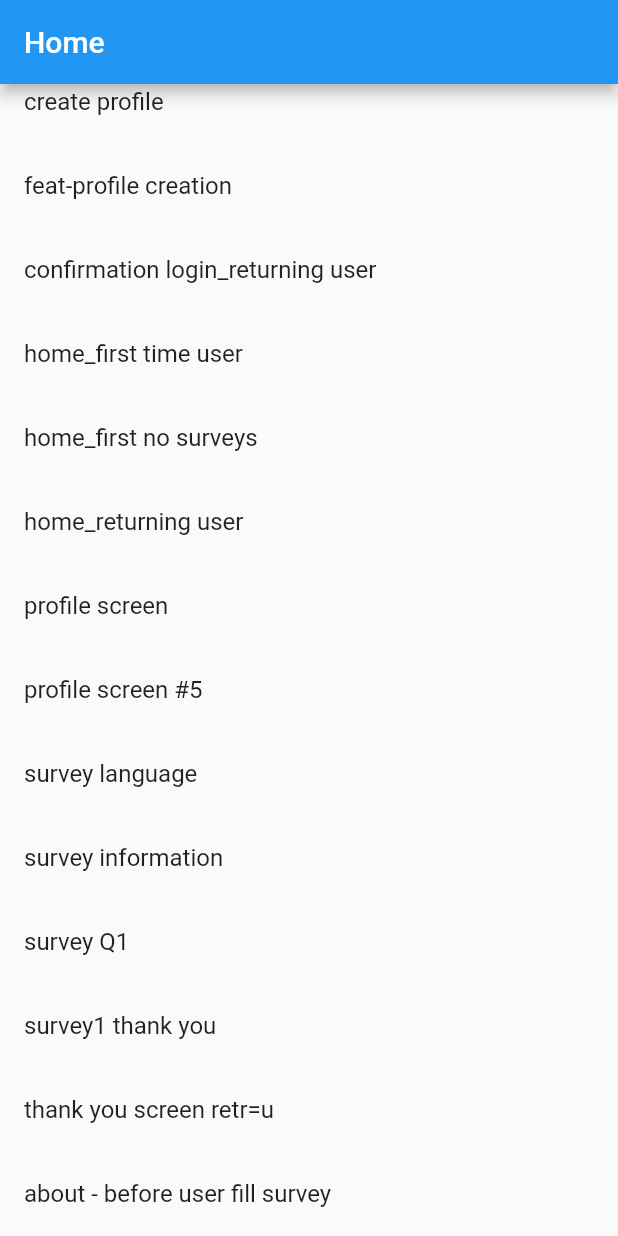
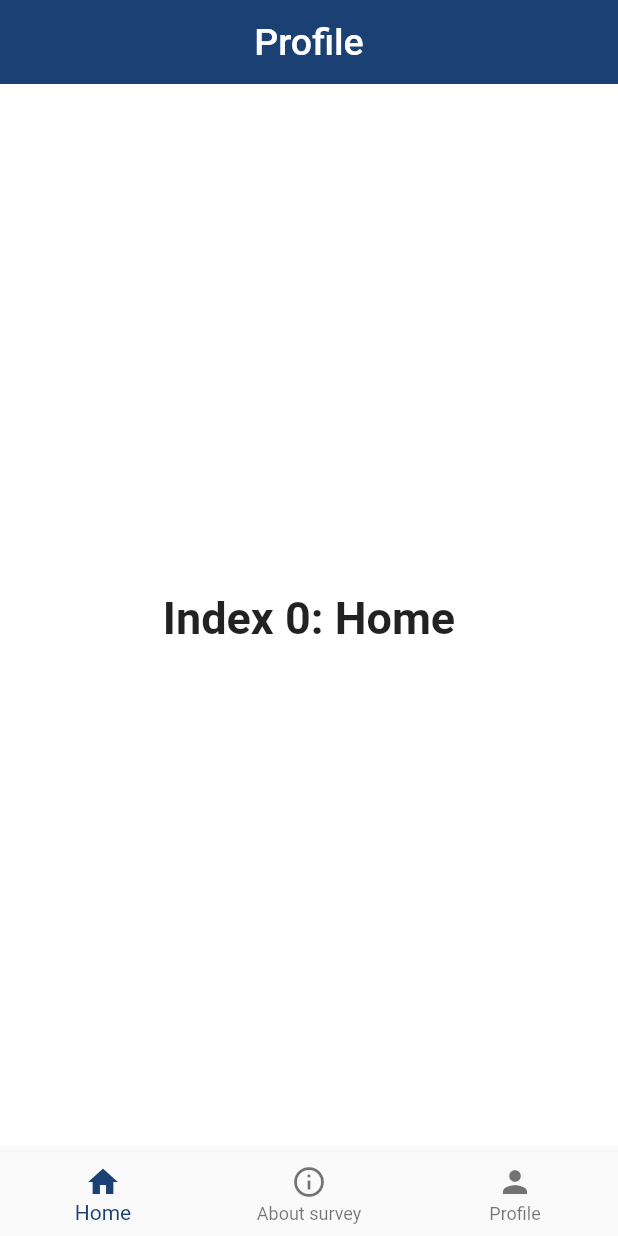
Before and after one commit to slavefreetrade/libertas_people, a Flutter app: the screen it shows after launch, scrolled down 72 dp, after a tap on "profile screen", on a phone screen of 412 x 824 dp. Run offline on Flutter 3.47's test engine with Material 2 defaults, Android fonts, the phone set to English and light mode, and no system bars.

Commit message:
General structure of Profile Screen

```diff
--- /dev/null
+++ b/lib/pages/emmanuel_work/profile.dart
@@ -0,0 +1,8 @@
+class Profile {
+  final String title;
+  final double price;
+  final String description;
+  final String comment;
+
+  Profile({this.title, this.price, this.description, this.comment});
+}
--- /dev/null
+++ b/lib/pages/emmanuel_work/profile_screen.dart
@@ -0,0 +1,90 @@
+import 'package:flutter/material.dart';
+import 'package:libertaspeople/constants/colors.dart';
+import 'package:libertaspeople/pages/emmanuel_work/widgets/custom_form.dart';
+
+class ProfileScreen extends StatelessWidget {
+
+  @override
+  Widget build(BuildContext context) {
+    return MaterialApp(
+      debugShowCheckedModeBanner: false,
+      title: "Profile Screen",
+      theme: ThemeData(
+        primaryColor: ColorConstants.darkBlue,
+        scaffoldBackgroundColor: ColorConstants.white
+      ),
+      home: ProfileScreenTab()
+    );
+  }
+}
+
+// Profile Screen Tab
+
+class ProfileScreenTab extends StatefulWidget {
+  @override
+  _ProfileScreenTabState createState() => _ProfileScreenTabState();
+}
+
+class _ProfileScreenTabState extends State<ProfileScreenTab> {
+
+  int _selectedIndex = 0;
+  static const TextStyle optionStyle =
+  TextStyle(fontSize: 30, fontWeight: FontWeight.bold);
+  static const List<Widget> _widgetOptions = <Widget>[
+    Text(
+      'Index 0: Home',
+      style: optionStyle,
+    ),
+    Text(
+      'Index 1: Business',
+      style: optionStyle,
+    ),
+    Text(
+      'Index 2: School',
+      style: optionStyle,
+    ),
+  ];
+
+  void _onItemTapped(int index) {
+    setState(() {
+      _selectedIndex = index;
+    });
+  }
+
+  final String title = "Profile";
+
+
+  @override
+  Widget build(BuildContext context) {
+    return  Scaffold(
+        appBar: AppBar(
+          title: Text(title, style: TextStyle(fontSize: 25.0),),
+          centerTitle: true,
+          elevation: 0.0,
+        ),
+        body:Center(
+          child: _widgetOptions.elementAt(_selectedIndex),
+        ),
+      bottomNavigationBar: BottomNavigationBar(
+        items: const <BottomNavigationBarItem>[
+          BottomNavigationBarItem(
+            icon: Icon(Icons.home),
+            label: 'Home',
+          ),
+          BottomNavigationBarItem(
+            icon: Icon(Icons.info_outline),
+            label: 'About survey',
+          ),
+          BottomNavigationBarItem(
+            icon: Icon(Icons.person),
+            label: 'Profile',
+            backgroundColor: ColorConstants.orange
+          ),
+        ],
+        currentIndex: _selectedIndex,
+        selectedItemColor: ColorConstants.darkBlue,
+        onTap: _onItemTapped,
+      ),
+    );
+  }
+}
--- a/lib/pages/ui_development_page.dart
+++ b/lib/pages/ui_development_page.dart
@@ -1,4 +1,6 @@
 import 'package:flutter/material.dart';
+import 'package:libertaspeople/pages/emmanuel_work/confirm_profile.dart';
+import 'package:libertaspeople/pages/emmanuel_work/profile_screen.dart';
 
 class UIDevelopmentPage extends StatefulWidget {
   @override
@@ -35,9 +37,12 @@ class _UIDevelopmentPageState extends State<UIDevelopmentPage> {
 
             ListTile(
               title: Text("confirmation login_returning user"),
-              onTap: () {
-                print("nav to confirmation login_returning user page");
-              },
+              onTap: () => Navigator.push(
+                  context,
+                  MaterialPageRoute(
+                    builder: (_) => ConfirmProfile()
+                  )
+              ),
             ),
             ListTile(
               title: Text("home_first time user"),
@@ -60,8 +65,12 @@ class _UIDevelopmentPageState extends State<UIDevelopmentPage> {
             ListTile(
               title: Text("profile screen"),
               onTap: () {
-                print("nav to profile screen page");
-              },
+                  Navigator.push(context,
+                      new MaterialPageRoute(builder: (BuildContext context) {
+                        return new ProfileScreen();
+                      }));
+                },
+
             ),
             ListTile(
               title: Text("profile screen #5"),
```
Also changed, not shown: lib/pages/emmanuel_work/confirm_profile.dart (added, +15 -0 lines), lib/pages/emmanuel_work/widgets/custom_form.dart (added, +36 -0 lines), pubspec.lock.
